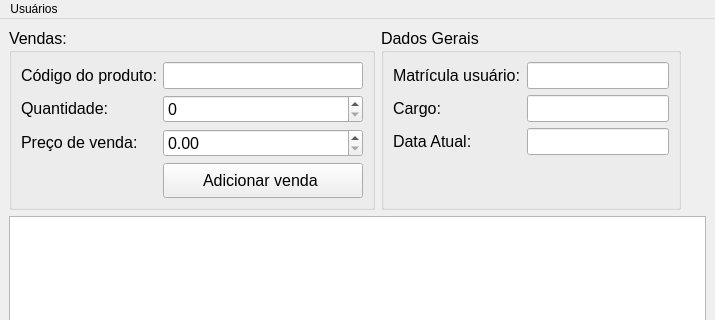
The window that tela_principal/tela_principal.ui (ThiagoServulo/Sistema-Gerenciador-de-Estoque) describes before a commit, drawn with Qt 5; both pictures show x 0 to 715 and y 0 to 320 of the 715 by 600 pixel window.
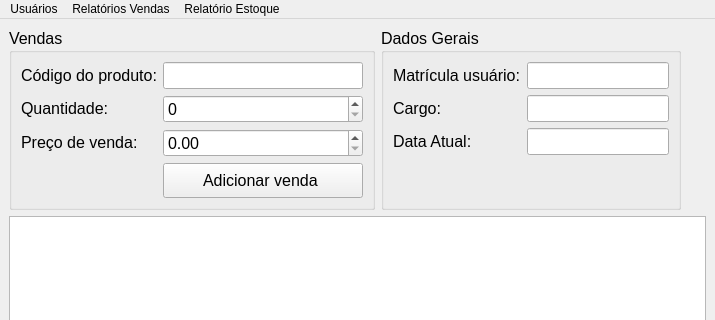
The same window after the commit.

Commit message: Criação da Tela Principal

```diff
--- a/tela_principal/tela_principal.ui
+++ b/tela_principal/tela_principal.ui
@@ -35,7 +35,7 @@
        </font>
       </property>
       <property name="title">
-       <string>Vendas:</string>
+       <string>Vendas</string>
       </property>
       <layout class="QGridLayout" name="gridLayout_2">
        <item row="4" column="1">
@@ -385,14 +385,31 @@
      <height>21</height>
     </rect>
    </property>
-   <widget class="QMenu" name="menuUsu_rios">
+   <widget class="QMenu" name="menu_usuarios">
     <property name="title">
      <string>Usuários</string>
     </property>
     <addaction name="actionCadastrar"/>
     <addaction name="actionAlterar"/>
    </widget>
-   <addaction name="menuUsu_rios"/>
+   <widget class="QMenu" name="menu_relatorios_vendas">
+    <property name="title">
+     <string>Relatórios Vendas</string>
+    </property>
+    <addaction name="action_relatorio_total"/>
+    <addaction name="action_relatorio_dia"/>
+   </widget>
+   <widget class="QMenu" name="menu_relatorio_estoque">
+    <property name="title">
+     <string>Relatório Estoque</string>
+    </property>
+    <addaction name="action_relatorio_completo"/>
+    <addaction name="action_relatorio_customizado"/>
+    <addaction name="action_relatorio_quantidade"/>
+   </widget>
+   <addaction name="menu_usuarios"/>
+   <addaction name="menu_relatorios_vendas"/>
+   <addaction name="menu_relatorio_estoque"/>
   </widget>
   <action name="actionCadastrar">
    <property name="text">
```
Left out of the diff: 33 changed lines with no effect on the pictures. The commit also changes 8 other files.
